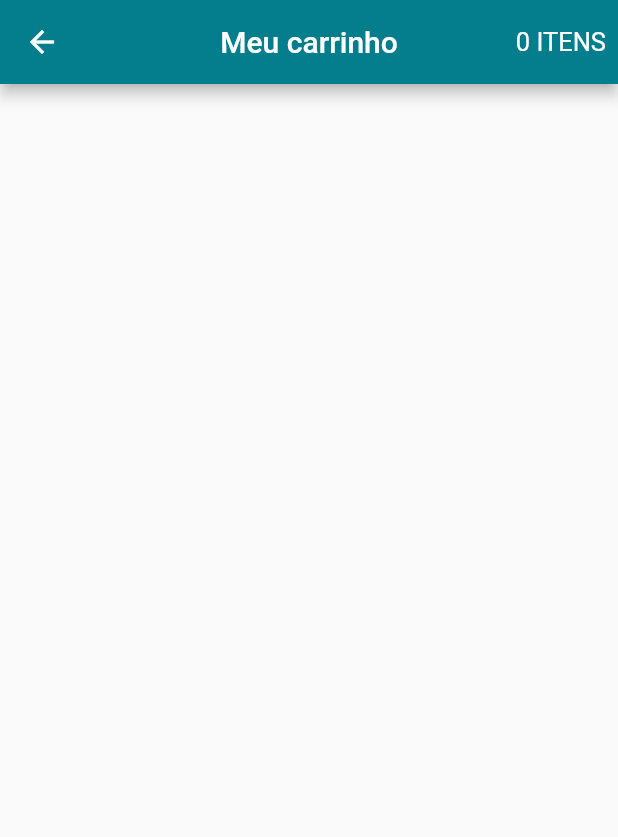
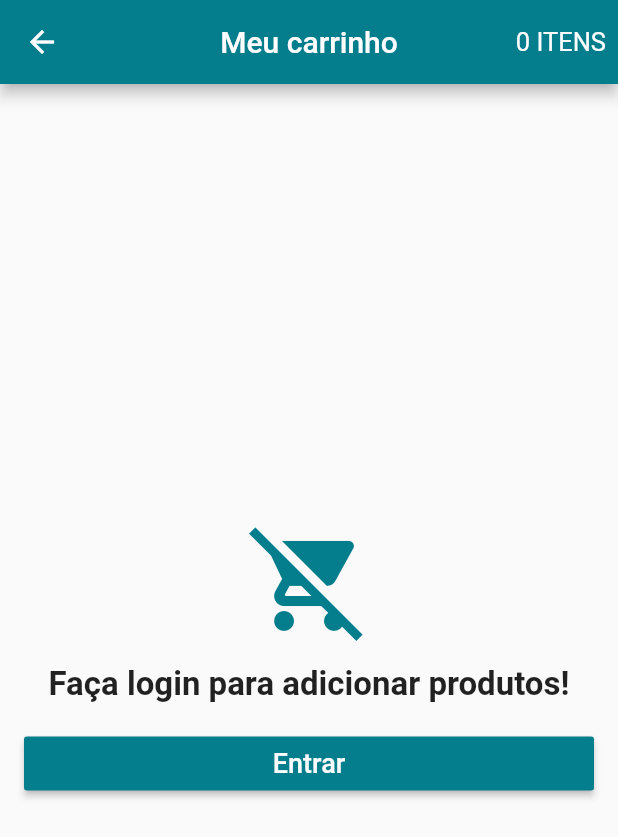
Before and after one commit to samirRibeiro77/samir_store, a Flutter app: the CartScreen screen opened directly, on a phone screen of 412 x 824 dp. Shown: the top 837 px of the screen. Run offline on Flutter 3.47's test engine with Material 2 defaults, Android fonts, the phone set to English and light mode, and no system bars; our stand-ins replace carousel_pro, cloud_firestore, firebase_auth, transparent_image; accounts and stored records are empty.

Commit message:
Cart conditions

```diff
--- a/lib/data/model/cart_model.dart
+++ b/lib/data/model/cart_model.dart
@@ -9,6 +9,8 @@ class CartModel extends Model {
   List<CartProduct> products = [];
 
   CartModel(this._user);
+
+  bool isLoading = false;
 
   static CartModel of(BuildContext context) =>
       ScopedModel.of<CartModel>(context);
--- a/lib/ui/screen/cart_screen.dart
+++ b/lib/ui/screen/cart_screen.dart
@@ -1,6 +1,9 @@
 import 'package:flutter/material.dart';
 import 'package:samir_store/data/model/cart_model.dart';
+import 'package:samir_store/data/model/user_model.dart';
 import 'package:scoped_model/scoped_model.dart';
+
+import 'login_screen.dart';
 
 class CartScreen extends StatelessWidget {
   @override
@@ -25,6 +28,61 @@ class CartScreen extends StatelessWidget {
           )
         ],
       ),
+      body: ScopedModelDescendant<CartModel>(
+        builder: (context, child, model) {
+          if (model.isLoading && UserModel.of(context).isLoggendIn) {
+            return Center(child: CircularProgressIndicator());
+          } else if (!UserModel.of(context).isLoggendIn) {
+            return Container(
+              padding: EdgeInsets.all(16.0),
+              child: Column(
+                crossAxisAlignment: CrossAxisAlignment.stretch,
+                mainAxisAlignment: MainAxisAlignment.center,
+                children: <Widget>[
+                  Icon(
+                    Icons.remove_shopping_cart,
+                    size: 80.0,
+                    color: Theme.of(context).primaryColor,
+                  ),
+                  SizedBox(height: 16.0),
+                  Text(
+                    "Faça login para adicionar produtos!",
+                    style: TextStyle(
+                      fontSize: 22.0,
+                      fontWeight: FontWeight.bold,
+                    ),
+                    textAlign: TextAlign.center,
+                  ),
+                  SizedBox(height: 16.0),
+                  RaisedButton(
+                    child: Text("Entrar", style: TextStyle(fontSize: 18.0),),
+                    textColor: Colors.white,
+                    color: Theme.of(context).primaryColor,
+                    onPressed: (){
+                      Navigator.of(context).push(
+                          MaterialPageRoute(builder: (context)=>LoginScreen())
+                      );
+                    },
+                  )
+                ],
+              ),
+            );
+          }
+          else if(model.products == null || model.products.length == 0) {
+            return Center(
+              child: Text(
+                "Nenhum produto no carrinho",
+                textAlign: TextAlign.center,
+                style: TextStyle(
+                    fontSize: 20.0,
+                    fontWeight: FontWeight.bold)
+              )
+            );
+          }
+
+          return null;
+        },
+      ),
     );
   }
 }
```
